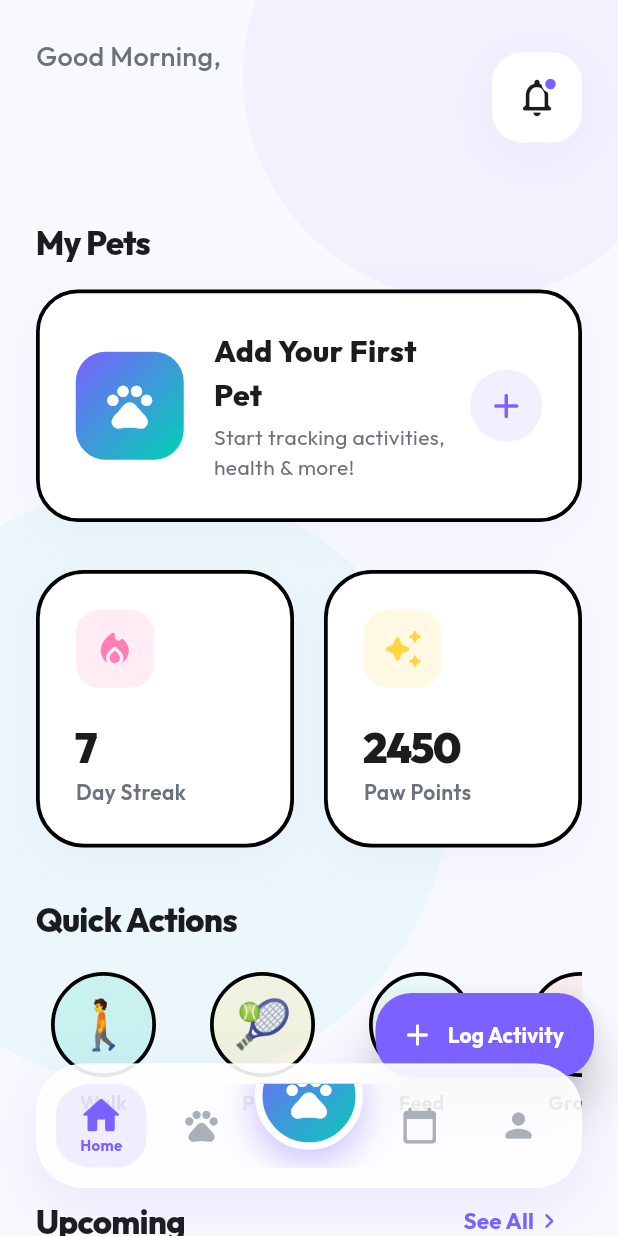
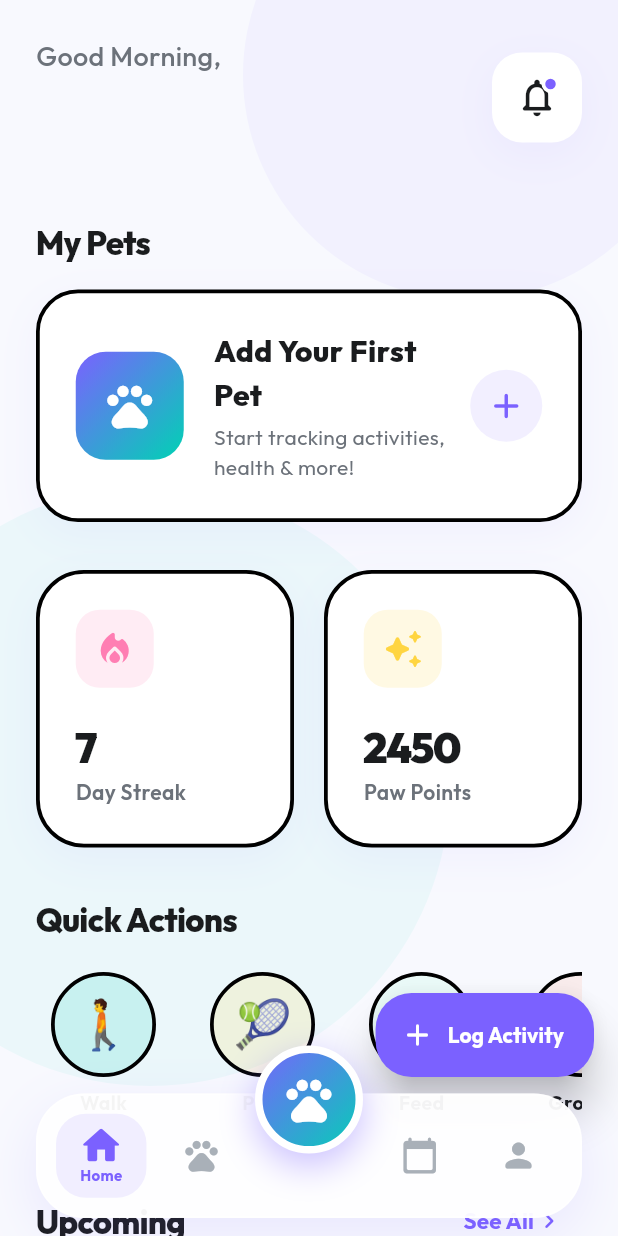
Before and after one commit to DillanMilo/pawpal2.0, a Flutter app: the screen it shows once a user with an empty profile is signed in, on a phone screen of 412 x 824 dp. Run offline on Flutter 3.47's test engine with Material 3 defaults, Android fonts, the phone set to English and light mode, and no system bars; drawn by our look-alikes of flutter_animate; our stand-ins replace cached_network_image, fl_chart, flutter_local_notifications, flutter_spinkit, go_router, google_fonts and 6 more; accounts and stored records are empty.

Commit message:
adjust navbar

```diff
--- a/lib/screens/main_shell.dart
+++ b/lib/screens/main_shell.dart
@@ -12,14 +12,22 @@ class MainShell extends StatelessWidget {
   Widget build(BuildContext context) {
     final selectedIndex = _calculateSelectedIndex(context);
 
+    final bottomPadding = MediaQuery.of(context).padding.bottom;
+
     return Scaffold(
       extendBody: true,
       body: child,
       bottomNavigationBar: Container(
-        margin: const EdgeInsets.fromLTRB(24, 0, 24, 32),
+        margin: EdgeInsets.fromLTRB(24, 0, 24, bottomPadding > 0 ? bottomPadding : 12),
+        child: Stack(
+          clipBehavior: Clip.none,
+          alignment: Alignment.center,
+          children: [
+            // Navbar background
+            Container(
               padding: const EdgeInsets.symmetric(vertical: 12, horizontal: 8),
               decoration: BoxDecoration(
-          color: Colors.white.withOpacity(0.9),
+                color: Colors.white.withOpacity(0.95),
                 borderRadius: BorderRadius.circular(32),
                 boxShadow: AppTheme.mediumShadow,
                 border: Border.all(
@@ -27,13 +35,7 @@ class MainShell extends StatelessWidget {
                   width: 1.5,
                 ),
               ),
-        child: ClipRRect(
-          borderRadius: BorderRadius.circular(32),
-          child: Stack(
-            clipBehavior: Clip.none,
-            alignment: Alignment.center,
-            children: [
-              Row(
+              child: Row(
                 mainAxisAlignment: MainAxisAlignment.spaceAround,
                 children: [
                   _buildNavItem(context, 0, Icons.home_rounded, 'Home', selectedIndex == 0),
@@ -43,12 +45,13 @@ class MainShell extends StatelessWidget {
                   _buildNavItem(context, 3, Icons.person_rounded, 'Profile', selectedIndex == 3),
                 ],
               ),
+            ),
+            // Paw button positioned above navbar
             Positioned(
-                top: -28,
+              top: -32,
               child: _buildCentralPawButton(context),
             ),
           ],
-          ),
         ),
       )
           .animate()
```
Also changed, not shown: lib/screens/home/home_screen.dart (+45 -27 lines). Lines whose indentation alone changed are shown as unchanged.
